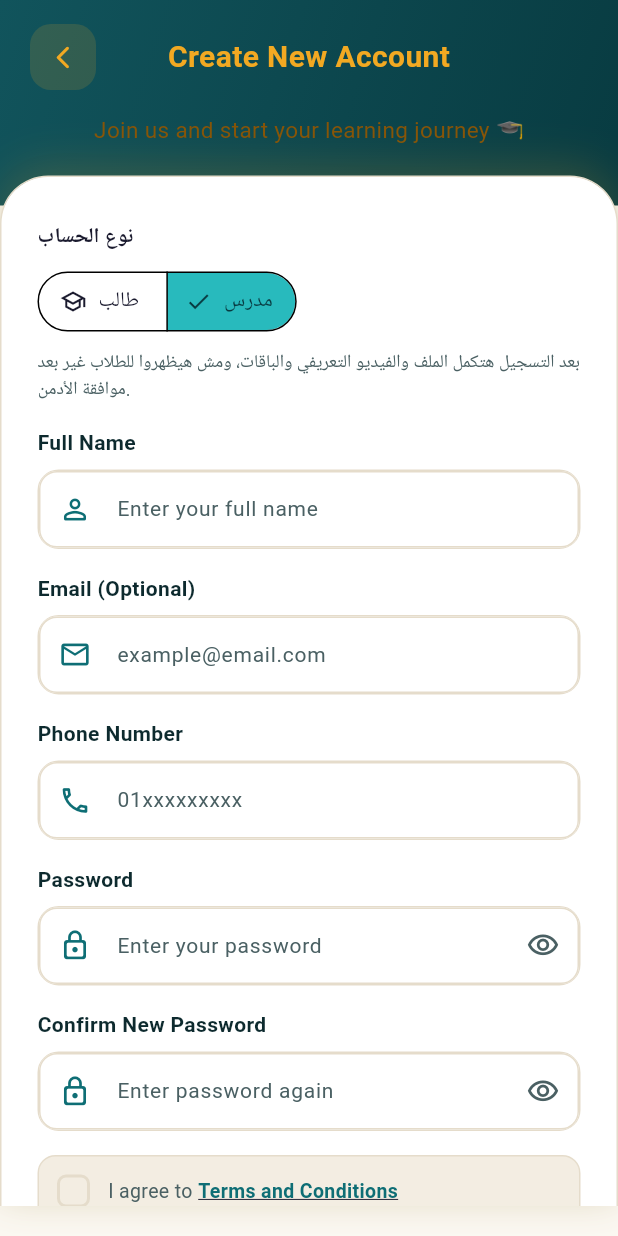
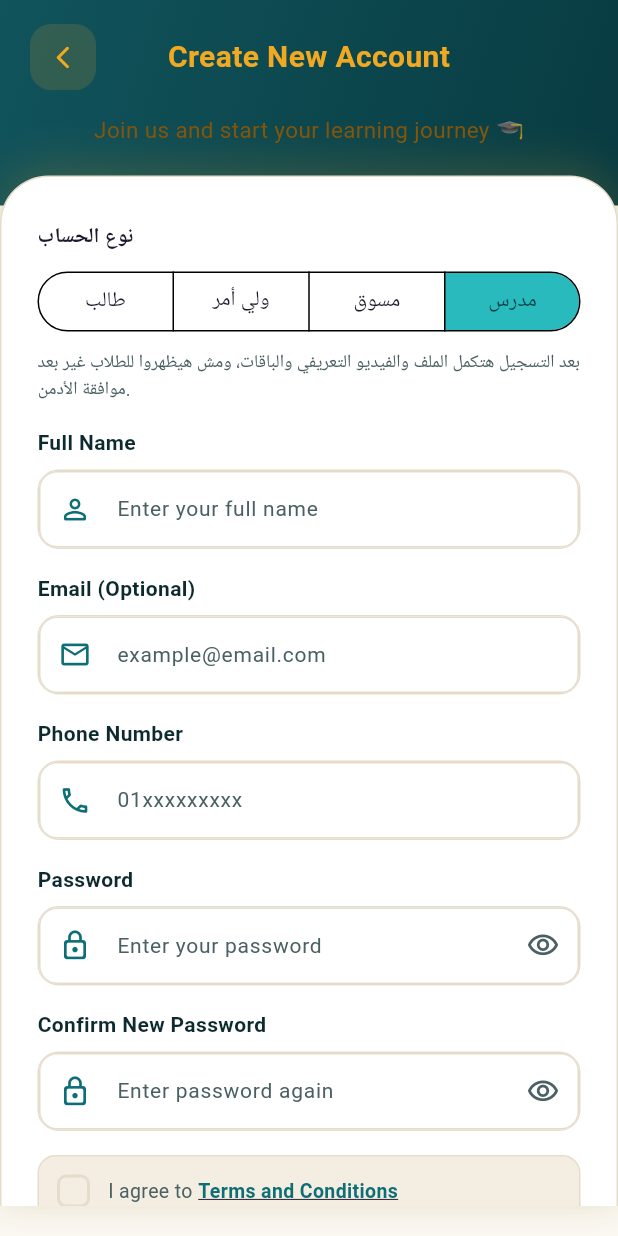
Before and after one commit to Anmka-Projects/osama-bouslty, a Flutter app: the RegisterScreen screen opened by its route, after a tap on "مدرس", on a phone screen of 412 x 824 dp. Run offline on Flutter 3.47's test engine with Material 3 defaults, Android fonts, the phone set to English and light mode, and no system bars; our stand-ins replace carousel_slider, device_info_plus, dio, file_picker, firebase_core, firebase_messaging and 17 more; missing offline and left inert: flutter_pdfview, record, screen_protector, socket_io_client_new, youtube_explode_dart; accounts and stored records are empty; network calls fail; Roboto replaces fonts that are missing (Readex Pro).

Commit message:
تعديل من مديرة الحساب: مهام مديرة الحساب — 📱 عايزه في انشاء الحساب الي بيسجل يقدر يختار  محتاج اكونت1- طالب 2- ولي امر 3- مسو

```diff
--- a/lib/screens/auth/register_screen.dart
+++ b/lib/screens/auth/register_screen.dart
@@ -302,20 +302,35 @@ class _RegisterScreenState extends State<RegisterScreen> {
                                 style: GoogleFonts.readexPro(
                                     fontWeight: FontWeight.w700)),
                             const SizedBox(height: 8),
-                            SegmentedButton<String>(
+                            SizedBox(
+                              width: double.infinity,
+                              child: SegmentedButton<String>(
                                 segments: const [
                                   ButtonSegment(
                                       value: 'student',
-                                    label: Text('طالب'),
-                                    icon: Icon(Icons.school_outlined)),
+                                      label: Text('طالب')),
+                                  ButtonSegment(
+                                      value: 'parent',
+                                      label: Text('ولي أمر')),
+                                  ButtonSegment(
+                                      value: 'marketer',
+                                      label: Text('مسوق')),
                                   ButtonSegment(
                                       value: 'instructor',
-                                    label: Text('مدرس'),
-                                    icon: Icon(Icons.co_present_outlined)),
+                                      label: Text('مدرس')),
                                 ],
                                 selected: {_accountRole},
-                              onSelectionChanged: (value) =>
-                                  setState(() => _accountRole = value.first),
+                                showSelectedIcon: false,
+                                expandedInsets: EdgeInsets.zero,
+                                onSelectionChanged: (value) => setState(() {
+                                  _accountRole = value.first;
+                                  if (_accountRole != 'student' &&
+                                      _accountRole != 'instructor') {
+                                    _selectedCategoryId = null;
+                                    _selectedSubcategoryId = null;
+                                  }
+                                }),
+                              ),
                             ),
                             if (_accountRole == 'instructor') ...[
                               const SizedBox(height: 8),
@@ -389,7 +404,9 @@ class _RegisterScreenState extends State<RegisterScreen> {
                                   ),
                                 ),
                               )
-                            else if (_stageCategories.isNotEmpty) ...[
+                            else if ((_accountRole == 'student' ||
+                                    _accountRole == 'instructor') &&
+                                _stageCategories.isNotEmpty) ...[
                               _buildLabel(_accountRole == 'student'
                                   ? AppLocalizations.of(context)!
                                       .educationalStage
```
Lines whose indentation alone changed are shown as unchanged.
